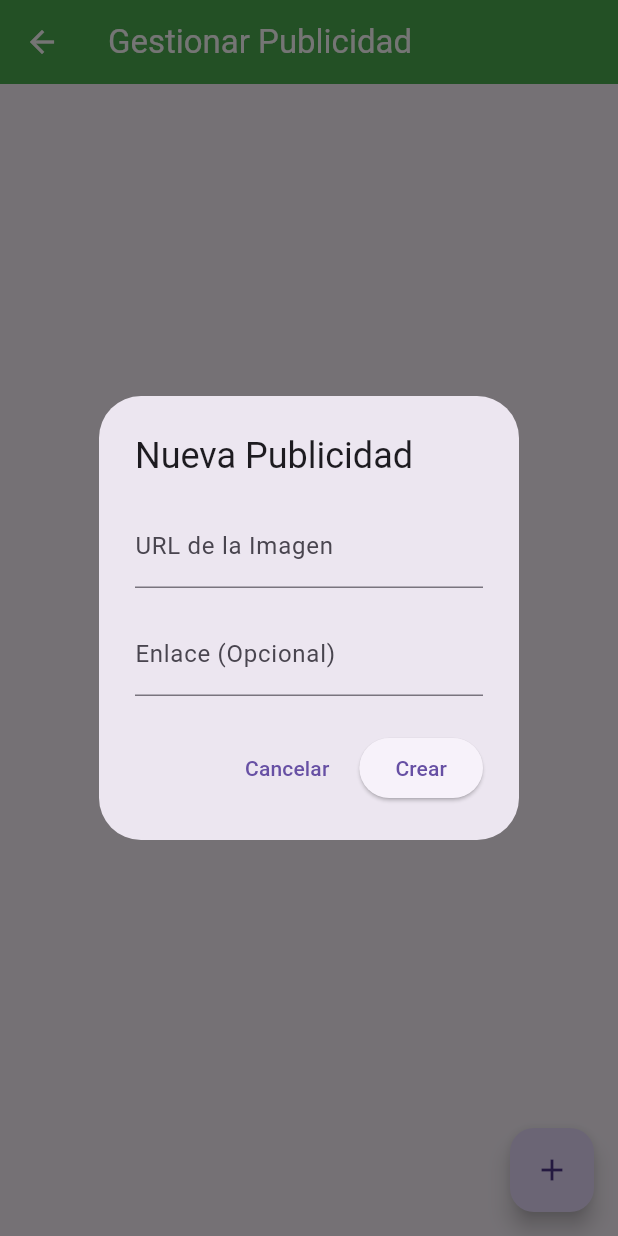
After one commit to jonaalan/LigaRocaApp, a Flutter app: the AdminPublicidadScreen screen opened directly, after a tap on the "add" icon, on a phone screen of 412 x 824 dp. The commit adds this screen. Run offline on Flutter 3.47's test engine with Material 3 defaults, Android fonts, the phone set to English and light mode, and no system bars; our stand-ins replace cloud_firestore, firebase_auth, firebase_core, firebase_messaging; accounts and stored records are empty.

Commit message:
agregue el modulo de publicidad y algunos cambios mas!

```diff
--- /dev/null
+++ b/lib/src/models/publicidad.dart
@@ -0,0 +1,13 @@
+class Publicidad {
+  final String id;
+  final String imageUrl;
+  final String? linkUrl; // Opcional: si quieres que al tocar vaya a una web
+  final bool activa;
+
+  Publicidad({
+    required this.id,
+    required this.imageUrl,
+    this.linkUrl,
+    this.activa = true,
+  });
+}
--- /dev/null
+++ b/lib/src/screens/admin/admin_publicidad_screen.dart
@@ -0,0 +1,131 @@
+import 'package:flutter/material.dart';
+import '../../models/publicidad.dart';
+import '../../services/firestore_service.dart';
+
+class AdminPublicidadScreen extends StatelessWidget {
+  const AdminPublicidadScreen({super.key});
+
+  @override
+  Widget build(BuildContext context) {
+    final firestoreService = FirestoreService();
+
+    return Scaffold(
+      appBar: AppBar(title: const Text('Gestionar Publicidad')),
+      floatingActionButton: FloatingActionButton(
+        child: const Icon(Icons.add),
+        onPressed: () => _mostrarDialogoCrear(context, firestoreService),
+      ),
+      body: StreamBuilder<List<Publicidad>>(
+        stream: firestoreService.getPublicidades(),
+        builder: (context, snapshot) {
+          if (snapshot.hasError) return Center(child: Text('Error: ${snapshot.error}'));
+          if (!snapshot.hasData) return const Center(child: CircularProgressIndicator());
+
+          final publicidades = snapshot.data!;
+
+          if (publicidades.isEmpty) {
+            return const Center(child: Text('No hay publicidades activas.'));
+          }
+
+          return ListView.builder(
+            itemCount: publicidades.length,
+            itemBuilder: (context, index) {
+              final publicidad = publicidades[index];
+              return Card(
+                margin: const EdgeInsets.all(8),
+                child: Column(
+                  children: [
+                    SizedBox(
+                      height: 100,
+                      width: double.infinity,
+                      child: Image.network(
+                        publicidad.imageUrl,
+                        fit: BoxFit.cover,
+                        errorBuilder: (_, __, ___) => const Center(child: Icon(Icons.broken_image)),
+                      ),
+                    ),
+                    ListTile(
+                      title: Text(publicidad.linkUrl ?? 'Sin enlace'),
+                      subtitle: const Text('Activa'),
+                      trailing: IconButton(
+                        icon: const Icon(Icons.delete, color: Colors.red),
+                        onPressed: () => _confirmarBorrar(context, firestoreService, publicidad.id),
+                      ),
+                    ),
+                  ],
+                ),
+              );
+            },
+          );
+        },
+      ),
+    );
+  }
+
+  void _mostrarDialogoCrear(BuildContext context, FirestoreService service) {
+    final imagenCtrl = TextEditingController();
+    final linkCtrl = TextEditingController();
+
+    showDialog(
+      context: context,
+      builder: (context) => AlertDialog(
+        title: const Text('Nueva Publicidad'),
+        content: Column(
+          mainAxisSize: MainAxisSize.min,
+          children: [
+            TextField(
+              controller: imagenCtrl,
+              decoration: const InputDecoration(
+                labelText: 'URL de la Imagen',
+                hintText: 'https://...',
+              ),
+            ),
+            const SizedBox(height: 16),
+            TextField(
+              controller: linkCtrl,
+              decoration: const InputDecoration(
+                labelText: 'Enlace (Opcional)',
+                hintText: 'https://...',
+              ),
+            ),
+          ],
+        ),
+        actions: [
+          TextButton(onPressed: () => Navigator.pop(context), child: const Text('Cancelar')),
+          ElevatedButton(
+            onPressed: () {
+              if (imagenCtrl.text.isNotEmpty) {
+                service.crearPublicidad(
+                  imagenCtrl.text,
+                  linkCtrl.text.isEmpty ? null : linkCtrl.text,
+                );
+                Navigator.pop(context);
+              }
+            },
+            child: const Text('Crear'),
+          ),
+        ],
+      ),
+    );
+  }
+
+  void _confirmarBorrar(BuildContext context, FirestoreService service, String id) {
+    showDialog(
+      context: context,
+      builder: (context) => AlertDialog(
+        title: const Text('Eliminar Publicidad'),
+        content: const Text('¿Estás seguro?'),
+        actions: [
+          TextButton(onPressed: () => Navigator.pop(context), child: const Text('Cancelar')),
+          TextButton(
+            onPressed: () {
+              service.borrarPublicidad(id);
+              Navigator.pop(context);
+            },
+            child: const Text('Eliminar'),
+          ),
+        ],
+      ),
+    );
+  }
+}
--- a/lib/src/screens/home_screen.dart
+++ b/lib/src/screens/home_screen.dart
@@ -2,12 +2,14 @@ import 'package:flutter/material.dart';
 import '../services/auth_service.dart';
 import '../widgets/noticias_feed.dart';
 import '../widgets/web_container.dart';
+import '../widgets/publicidad_banner.dart'; // Importamos el banner
 import 'fixture_screen.dart';
 import 'registro_screen.dart';
 import 'tabla_posiciones_screen.dart';
 import 'admin/admin_noticias_screen.dart';
 import 'admin/admin_fixture_screen.dart';
-import 'admin/admin_equipos_screen.dart'; // Importamos admin equipos
+import 'admin/admin_equipos_screen.dart';
+import 'admin/admin_publicidad_screen.dart'; // Importamos admin publicidad
 
 class HomeScreen extends StatefulWidget {
   const HomeScreen({super.key});
@@ -77,6 +79,8 @@ class _HomeScreenState extends State<HomeScreen> {
                   Navigator.push(context, MaterialPageRoute(builder: (_) => const AdminFixtureScreen()));
                 } else if (value == 'equipos') {
                   Navigator.push(context, MaterialPageRoute(builder: (_) => const AdminEquiposScreen()));
+                } else if (value == 'publicidad') {
+                  Navigator.push(context, MaterialPageRoute(builder: (_) => const AdminPublicidadScreen()));
                 }
               },
               itemBuilder: (BuildContext context) => <PopupMenuEntry<String>>[
@@ -91,6 +95,10 @@ class _HomeScreenState extends State<HomeScreen> {
                 const PopupMenuItem<String>(
                   value: 'equipos',
                   child: Row(children: [Icon(Icons.shield, color: Colors.black54), SizedBox(width: 8), Text('Gestionar Equipos')]),
+                ),
+                const PopupMenuItem<String>(
+                  value: 'publicidad',
+                  child: Row(children: [Icon(Icons.campaign, color: Colors.black54), SizedBox(width: 8), Text('Gestionar Publicidad')]),
                 ),
               ],
             ),
@@ -108,7 +116,12 @@ class _HomeScreenState extends State<HomeScreen> {
           )
         ],
       ),
-      body: WebContainer(child: screens[_selectedIndex]),
+      body: Column(
+        children: [
+          Expanded(child: WebContainer(child: screens[_selectedIndex])),
+          const PublicidadBanner(), // Banner fijo abajo
+        ],
+      ),
       bottomNavigationBar: BottomNavigationBar(
         items: const <BottomNavigationBarItem>[
           BottomNavigationBarItem(
--- a/lib/src/services/firestore_service.dart
+++ b/lib/src/services/firestore_service.dart
@@ -2,9 +2,37 @@ import 'package:cloud_firestore/cloud_firestore.dart';
 import '../models/noticia.dart';
 import '../models/equipo.dart';
 import '../models/partido.dart';
+import '../models/publicidad.dart';
 
 class FirestoreService {
   final FirebaseFirestore _db = FirebaseFirestore.instance;
+
+  // --- PUBLICIDAD ---
+  Stream<List<Publicidad>> getPublicidades() {
+    return _db.collection('publicidades').where('activa', isEqualTo: true).snapshots().map((snapshot) {
+      return snapshot.docs.map((doc) {
+        final data = doc.data();
+        return Publicidad(
+          id: doc.id,
+          imageUrl: data['imageUrl'] ?? '',
+          linkUrl: data['linkUrl'],
+          activa: data['activa'] ?? true,
+        );
+      }).toList();
+    });
+  }
+
+  Future<void> crearPublicidad(String imageUrl, String? linkUrl) async {
+    await _db.collection('publicidades').add({
+      'imageUrl': imageUrl,
+      'linkUrl': linkUrl,
+      'activa': true,
+    });
+  }
+
+  Future<void> borrarPublicidad(String id) async {
+    await _db.collection('publicidades').doc(id).delete();
+  }
 
   // --- EQUIPOS ---
   Stream<List<Equipo>> getEquipos() {
--- a/pubspec.yaml
+++ b/pubspec.yaml
@@ -16,6 +16,7 @@ dependencies:
   # Estado y Utilidades
   provider: ^6.0.0
   intl: ^0.18.0
+  url_launcher: ^6.2.0
 
   # Firebase (Últimas versiones compatibles con Flutter 3.x)
   firebase_core: ^3.1.0
@@ -32,7 +33,7 @@ dev_dependencies:
 flutter_launcher_icons:
   android: "launcher_icon"
   ios: true
-  image_path: "assets/icon/icon.png"
+  image_path: "assets/icon/Chitologo1024.png"
   min_sdk_android: 21 # Opcional, para asegurar compatibilidad
 
 flutter:
```
Also changed, not shown: lib/src/widgets/publicidad_banner.dart (added, +90 -0 lines), assets/icon/Chitologo1024.png (added), assets/icon/Chitologo1024old.png (added), pubspec.lock, 36 other files.
